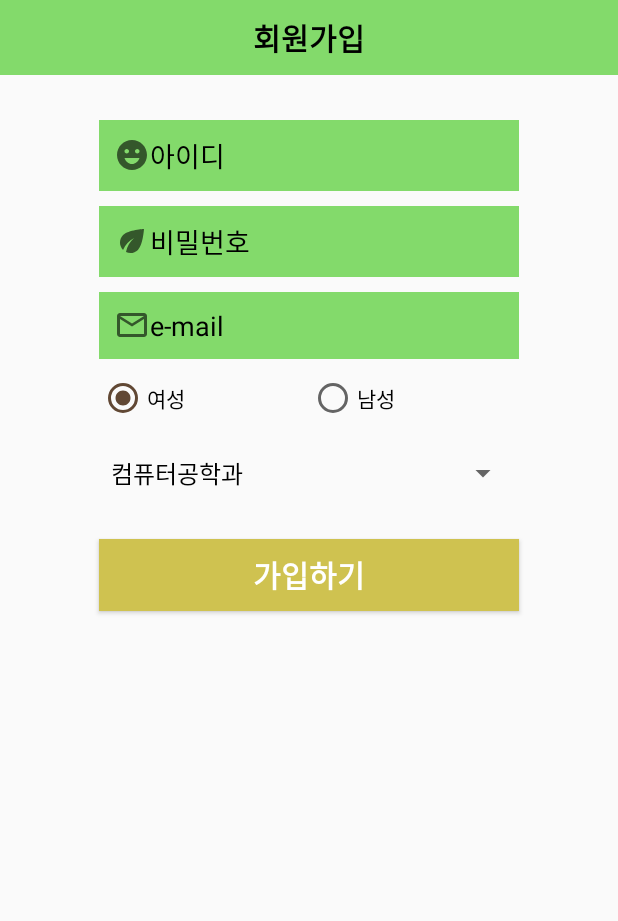
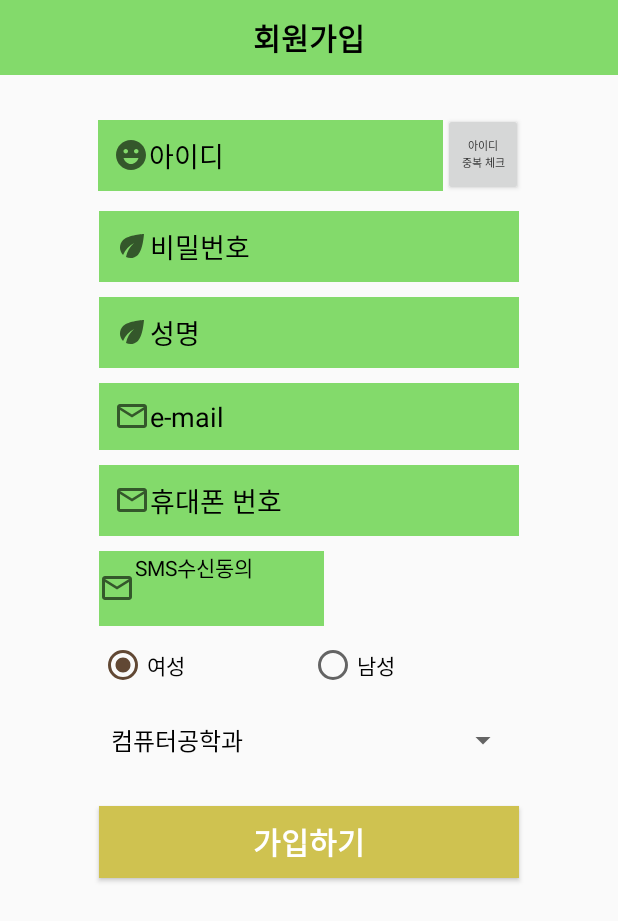
Before and after one commit to rs636/RUP1221, an Android app: the Register screen opened directly, with no data from a screen before it, on a phone screen of 412 x 824 dp. Shown: the top 921 px of the screen. Run offline under Robolectric (Android 15) with nearby library versions, the phone set to English and light mode, and no system bars.

Commit message:
register modify

```diff
--- a/app/src/main/java/org/techtown/rup/Register.java
+++ b/app/src/main/java/org/techtown/rup/Register.java
@@ -5,6 +5,7 @@ import androidx.appcompat.app.AppCompatActivity;
 import android.content.Intent;
 import android.os.Bundle;
 import android.provider.MediaStore;
+import android.telephony.PhoneNumberFormattingTextWatcher;
 import android.view.View;
 import android.widget.ArrayAdapter;
 import android.widget.Button;
@@ -25,6 +26,7 @@ public class Register extends AppCompatActivity {
     private Spinner spinner;
     Button registerBtn;
     String id_d,pw_d,email_d;
+    EditText phone;
 
 
     @Override
@@ -36,8 +38,7 @@ public class Register extends AppCompatActivity {
         id=(EditText)findViewById(R.id.idtext);
         pw=(EditText)findViewById(R.id.pwtext);
         email=(EditText)findViewById(R.id.emailtext);
-
-
+        phone=(EditText)findViewById(R.id.phonetext);
 
 
 
@@ -49,7 +50,7 @@ public class Register extends AppCompatActivity {
                 id_d=id.getText().toString();
                 pw_d=pw.getText().toString();
                 email_d=email.getText().toString();
-
+                phone.addTextChangedListener(new PhoneNumberFormattingTextWatcher());//전화번호에 하이픈 자동추가
 
 
 
--- a/app/src/main/res/layout/activity_register.xml
+++ b/app/src/main/res/layout/activity_register.xml
@@ -23,77 +23,140 @@
             android:textColor="#000000"
             android:textSize="20dp"
             android:textStyle="bold" />
+    </LinearLayout>
 
-
-    </LinearLayout>
     <LinearLayout
         android:layout_width="match_parent"
         android:layout_height="match_parent"
         android:orientation="vertical">
+
+        <RelativeLayout
+            android:layout_width="match_parent"
+            android:layout_height="wrap_content"
+            android:orientation="horizontal">
+
+            <EditText
+                android:id="@+id/idtext"
+                android:layout_width="230dp"
+                android:layout_height="wrap_content"
+                android:layout_marginLeft="65dp"
+                android:layout_marginTop="30dp"
+                android:background="@color/colorPrimary"
+                android:drawableStart="@drawable/id_image"
+                android:drawableLeft="@drawable/id_image"
+                android:hint="아이디"
+                android:inputType="textPassword"
+                android:padding="10dp"
+                android:textColor="#000000"
+                android:textColorHint="#000000" />
+
+            <Button
+                android:id="@+id/chk_idtext"
+                android:layout_width="53dp"
+                android:layout_height="55dp"
+                android:layout_marginTop="25dp"
+                android:layout_toRightOf="@+id/idtext"
+                android:text="아이디   중복 체크"
+                android:textSize="7dp" />
+        </RelativeLayout>
+
         <EditText
-            android:inputType="textPassword"
+            android:id="@+id/pwtext"
             android:layout_width="280dp"
             android:layout_height="wrap_content"
-            android:hint="아이디"
             android:layout_gravity="center"
+            android:layout_marginTop="10dp"
+            android:background="@color/colorPrimary"
+            android:drawableStart="@drawable/pw_image"
+            android:drawableLeft="@drawable/pw_image"
+            android:hint="비밀번호"
+            android:inputType="textPassword"
             android:padding="10dp"
             android:textColor="#000000"
-            android:textColorHint="#000000"
-            android:id="@+id/idtext"
-            android:drawableStart="@drawable/id_image"
-            android:drawableLeft="@drawable/id_image"
-            android:layout_marginTop="30dp"
-            android:background="@color/colorPrimary"/>
+            android:textColorHint="#000000" />
         <EditText
-            android:inputType="textPassword"
+            android:id="@+id/nametext"
             android:layout_width="280dp"
             android:layout_height="wrap_content"
-            android:hint="비밀번호"
             android:layout_gravity="center"
+            android:layout_marginTop="10dp"
+            android:background="@color/colorPrimary"
+            android:drawableStart="@drawable/pw_image"
+            android:drawableLeft="@drawable/pw_image"
+            android:hint="성명"
+            android:inputType="textPassword"
             android:padding="10dp"
             android:textColor="#000000"
-            android:textColorHint="#000000"
-            android:id="@+id/pwtext"
-            android:drawableStart="@drawable/pw_image"
-            android:drawableLeft="@drawable/pw_image"
-            android:layout_marginTop="10dp"
-            android:background="@color/colorPrimary"/>
+            android:textColorHint="#000000" />
         <EditText
             android:id="@+id/emailtext"
             android:layout_width="280dp"
             android:layout_height="wrap_content"
+            android:layout_gravity="center"
+            android:layout_marginTop="10dp"
+            android:background="@color/colorPrimary"
+            android:drawableStart="@drawable/email"
+            android:drawableLeft="@drawable/email"
             android:hint="e-mail"
+            android:padding="10dp"
+            android:textColor="#000000"
+            android:textColorHint="#000000" />
+        <EditText
+            android:id="@+id/phonetext"
+            android:layout_width="280dp"
+            android:layout_height="wrap_content"
             android:layout_gravity="center"
+            android:layout_marginTop="10dp"
+            android:background="@color/colorPrimary"
+            android:drawableStart="@drawable/email"
+            android:drawableLeft="@drawable/email"
+            android:hint="휴대폰 번호"
             android:padding="10dp"
             android:textColor="#000000"
             android:textColorHint="#000000"
-            android:drawableStart="@drawable/email"
-            android:drawableLeft="@drawable/email"
+            android:maxLength="13"/>
+        <RelativeLayout
+            android:layout_width="280dp"
+            android:layout_height="50dp"
+            android:layout_gravity="center"
             android:layout_marginTop="10dp"
-            android:background="@color/colorPrimary"/>
+            >
+            <TextView
+                android:layout_width="150dp"
+                android:layout_height="match_parent"
+                android:text="SMS수신동의"
+                android:drawableStart="@drawable/email"
+                android:drawableLeft="@drawable/email"
+                android:textColor="#000000"
+
+                android:background="@color/colorPrimary"/>
+        </RelativeLayout>
         <RadioGroup
+            android:id="@+id/gender_group"
             android:layout_width="280dp"
             android:layout_height="wrap_content"
-            android:id="@+id/gender_group"
             android:layout_gravity="center_horizontal"
-            android:orientation="horizontal"
-            android:layout_marginTop="10dp">
+            android:layout_marginTop="10dp"
+            android:orientation="horizontal">
+
             <RadioButton
+                android:id="@+id/gender_woman"
                 android:layout_width="0dp"
                 android:layout_height="wrap_content"
-                android:text="여성"
-                android:id="@+id/gender_woman"
                 android:layout_weight="1"
-                android:checked="true"/>
+                android:checked="true"
+                android:text="여성" />
+
             <RadioButton
+                android:id="@+id/gender_men"
                 android:layout_width="0dp"
                 android:layout_height="wrap_content"
-                android:text="남성"
-                android:id="@+id/gender_men"
                 android:layout_weight="1"
-                android:checked="false"/>
+                android:checked="false"
+                android:text="남성" />
 
         </RadioGroup>
+
         <Spinner
             android:id="@+id/majorspinner"
             android:layout_width="280dp"
@@ -105,16 +168,16 @@
 
         <Button
 
+            android:id="@+id/registerbtn"
             android:layout_width="280dp"
             android:layout_height="wrap_content"
-            android:textStyle="bold"
-            android:textSize="20dp"
-            android:textColor="#ffffff"
-            android:background="@color/colorPrimaryDark"
             android:layout_gravity="center"
             android:layout_marginTop="20dp"
+            android:background="@color/colorPrimaryDark"
             android:text="가입하기"
-            android:id="@+id/registerbtn"/>
+            android:textColor="#ffffff"
+            android:textSize="20dp"
+            android:textStyle="bold" />
 
     </LinearLayout>
 </LinearLayout>
```
Also changed, not shown: app/src/main/res/drawable-v24/activity_main.xml (deleted, +0 -95 lines).
